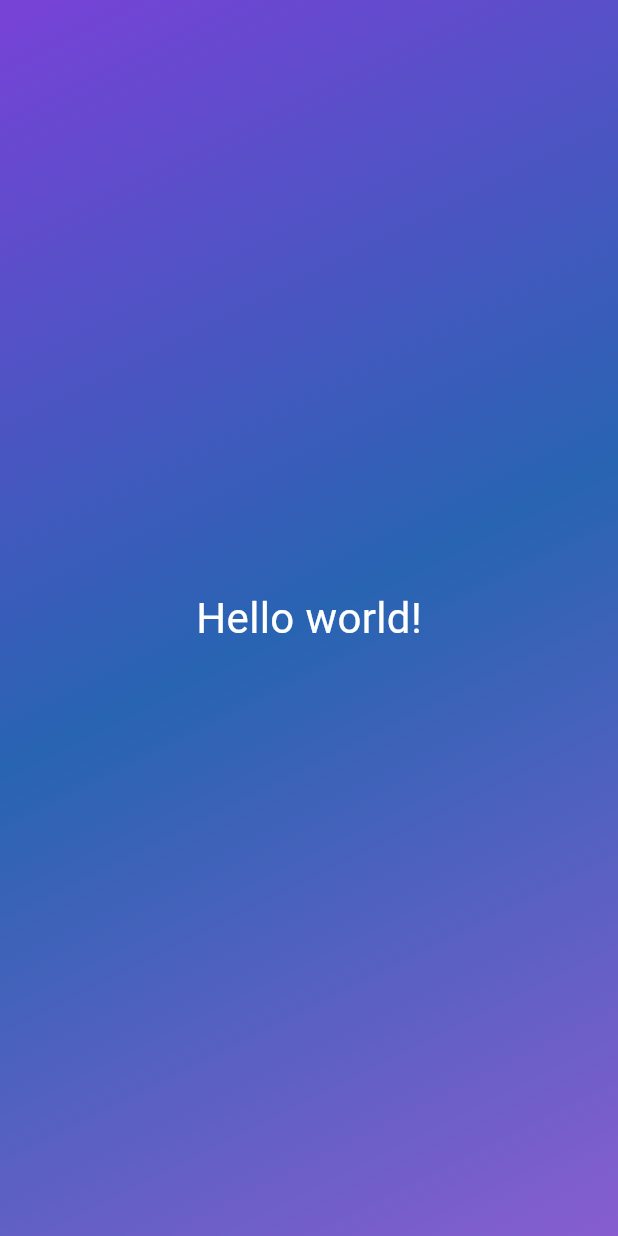
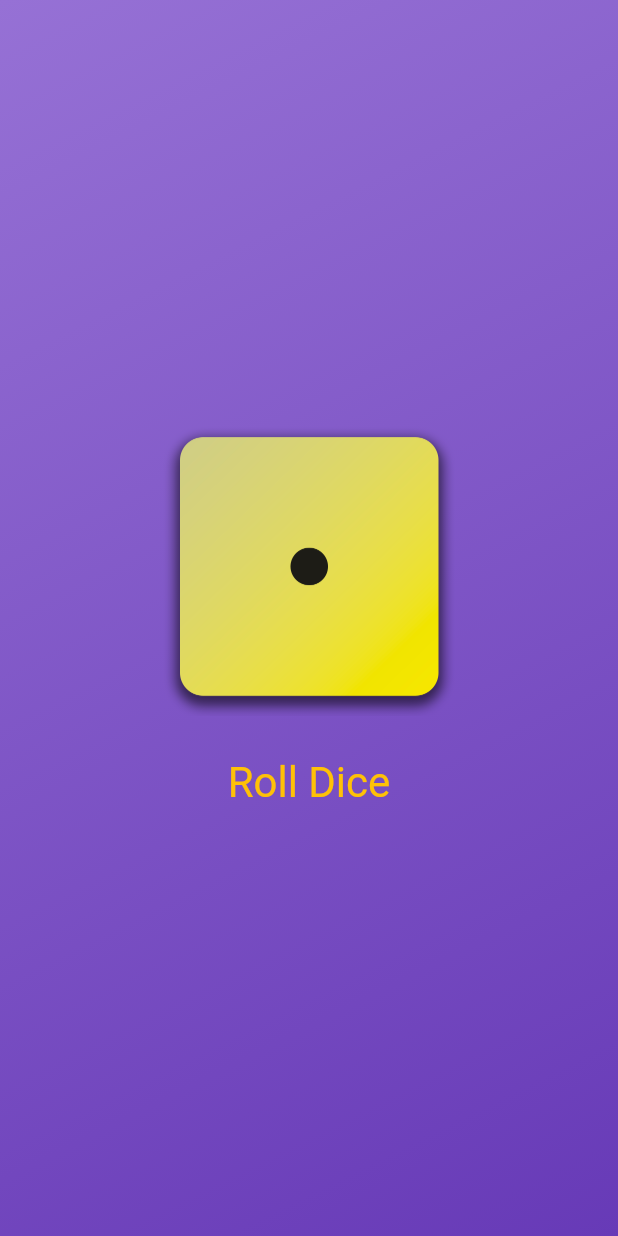
Before and after one commit to rajeevthottunkal/RollDice_flutter, a Flutter app: the screen it shows after launch, on a phone screen of 412 x 824 dp. Run offline on Flutter 3.47's test engine with Material 3 defaults, Android fonts, the phone set to English and light mode, and no system bars.

Commit message:
Roll Dice Completed

```diff
--- /dev/null
+++ b/lib/dice_roller.dart
@@ -0,0 +1,46 @@
+import 'package:flutter/material.dart';
+import 'dart:math';
+
+final randomizer = Random();
+
+class DiceRoller extends StatefulWidget {
+  const DiceRoller({super.key});
+
+  @override
+  State<DiceRoller> createState() {
+    return _DiceRollerState();
+  }
+}
+
+class _DiceRollerState extends State<DiceRoller> {
+  var currentDiceRoll = 1;
+
+  void rollDice() {
+    setState(() {
+      currentDiceRoll = randomizer.nextInt(6) + 1;
+    });
+  }
+
+  @override
+  Widget build(context) {
+    return Column(
+      mainAxisSize: MainAxisSize.min,
+      children: [
+        Image.asset(
+          'assets/images/dice-$currentDiceRoll.png',
+          width: 200,
+        ),
+        const SizedBox(
+          height: 20,
+        ),
+        TextButton(
+          onPressed: rollDice,
+          style: TextButton.styleFrom(
+              foregroundColor: Colors.amber,
+              textStyle: const TextStyle(fontSize: 28)),
+          child: const Text('Roll Dice'),
+        )
+      ],
+    );
+  }
+}
--- a/lib/gradient_container.dart
+++ b/lib/gradient_container.dart
@@ -1,28 +1,26 @@
+import 'package:first_app/dice_roller.dart';
 import 'package:flutter/material.dart';
-import 'package:first_app/styled_text.dart';
 
 const startAlignment = Alignment.topLeft;
 const endAlignment = Alignment.bottomRight;
 
 class GradientContainer extends StatelessWidget {
-  const GradientContainer({super.key});
+  const GradientContainer({super.key, required this.colors});
+
+  final List<Color> colors;
 
   @override
   Widget build(context) {
     return Container(
-      decoration: const BoxDecoration(
+      decoration: BoxDecoration(
         gradient: LinearGradient(
-          colors: [
-            Color.fromARGB(255, 120, 66, 215),
-            Color.fromARGB(255, 40, 100, 178),
-            Color.fromARGB(255, 135, 93, 207),
-          ],
+          colors: colors,
           begin: startAlignment,
           end: endAlignment,
         ),
       ),
       child: const Center(
-        child: StyledText(),
+        child: DiceRoller(),
       ),
     );
   }
--- a/lib/main.dart
+++ b/lib/main.dart
@@ -6,7 +6,9 @@ void main() {
   runApp(
     const MaterialApp(
       home: Scaffold(
-        body: GradientContainer(),
+        body: GradientContainer(
+          colors: const [Color.fromARGB(255, 150, 113, 213), Colors.deepPurple],
+        ),
       ),
     ),
   );
--- a/lib/styled_text.dart
+++ b/lib/styled_text.dart
@@ -1,13 +1,15 @@
 import 'package:flutter/material.dart';
 
 class StyledText extends StatelessWidget {
-  const StyledText({super.key});
+  const StyledText(this.text, {super.key});
+
+  final String text;
 
   @override
   Widget build(context) {
-    return const Text(
-      'Hello world!',
-      style: TextStyle(
+    return Text(
+      text,
+      style: const TextStyle(
         color: Colors.white,
         fontSize: 28,
       ),
```
Also changed, not shown: pubspec.yaml (+7 -4 lines), assets/images/dice-1.png (added), assets/images/dice-2.png (added), assets/images/dice-3.png (added), assets/images/dice-4.png (added), assets/images/dice-5.png (added), assets/images/dice-6.png (added).
